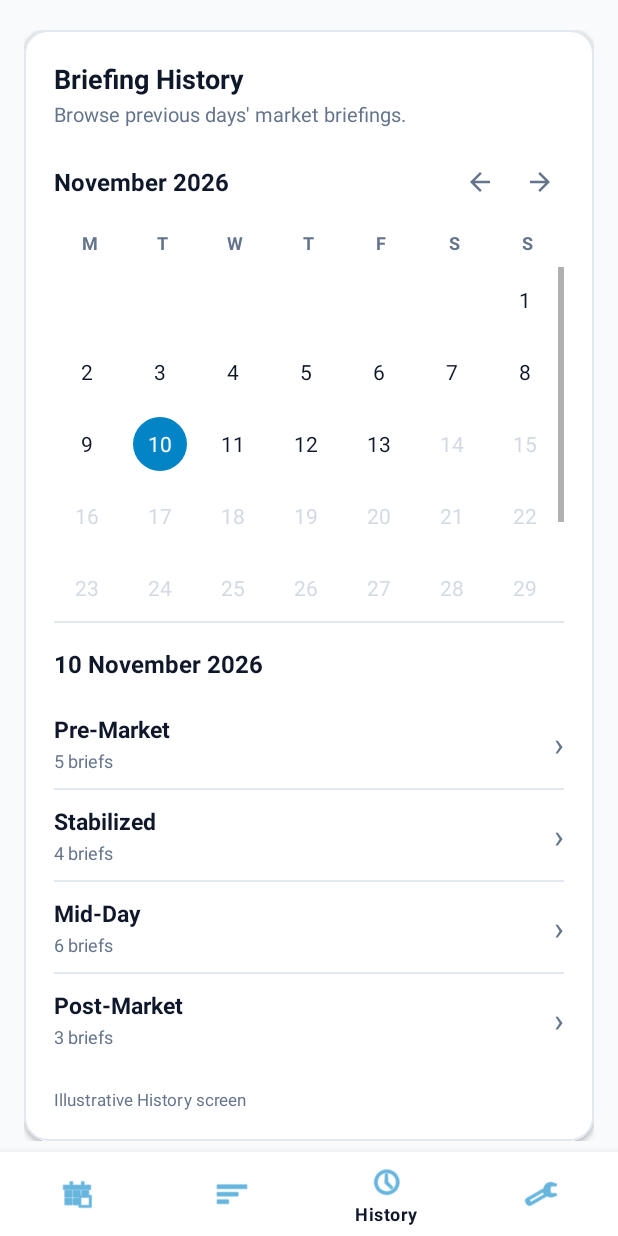
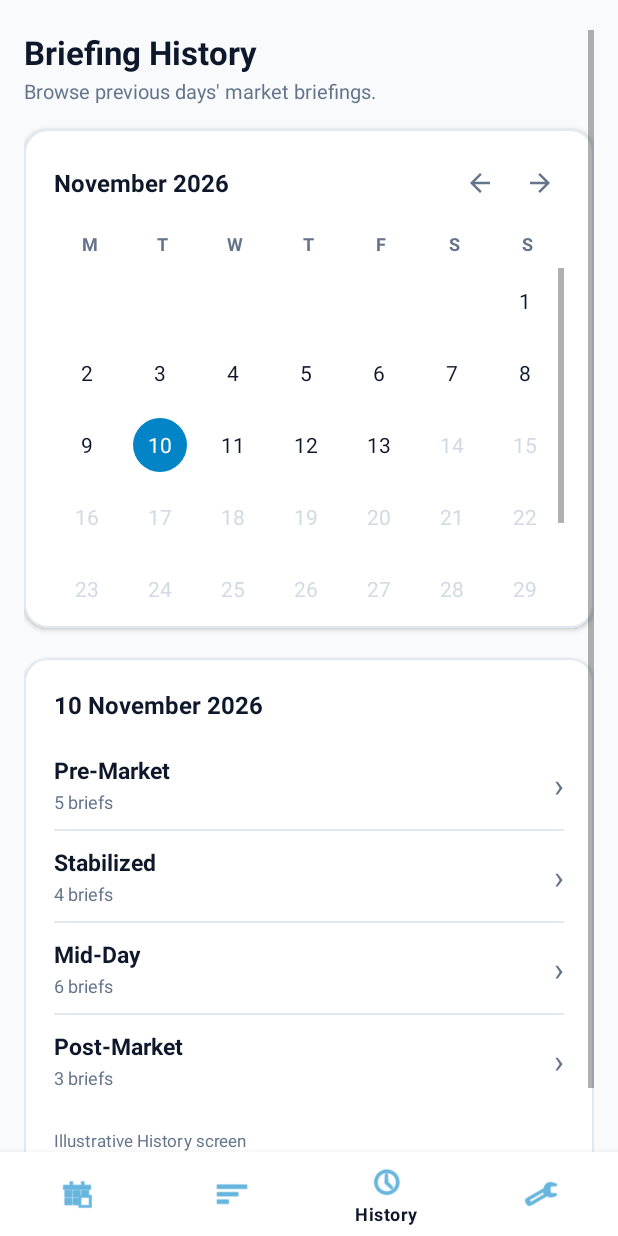
Before and after one commit to teamappzenith/delta-brief, an Android app: the screen it shows after launch (MainActivity), item 3 of the bottom bar chosen, on a phone screen of 412 x 824 dp. Run offline under Robolectric (Android 15) with nearby library versions, the phone set to English and light mode, and no system bars.

Commit message:
Update history page layout with consistent header styling and circular date selection

```diff
--- a/app/src/main/res/layout/fragment_history.xml
+++ b/app/src/main/res/layout/fragment_history.xml
@@ -16,10 +16,29 @@
         android:layout_height="wrap_content"
         android:orientation="vertical">
 
-        <!-- History Card Container -->
+        <!-- Header Title & Tag -->
+        <TextView
+            android:layout_width="wrap_content"
+            android:layout_height="wrap_content"
+            android:text="Briefing History"
+            android:textColor="@color/text_primary"
+            android:textSize="22sp"
+            android:textStyle="bold" />
+
+        <TextView
+            android:layout_width="wrap_content"
+            android:layout_height="wrap_content"
+            android:layout_marginTop="2dp"
+            android:layout_marginBottom="16dp"
+            android:text="Browse previous days' market briefings."
+            android:textColor="@color/text_secondary"
+            android:textSize="13sp" />
+
+        <!-- Calendar Card Container -->
         <com.google.android.material.card.MaterialCardView
             android:layout_width="match_parent"
             android:layout_height="wrap_content"
+            android:layout_marginBottom="20dp"
             app:cardBackgroundColor="@color/card_background"
             app:cardCornerRadius="16dp"
             app:cardElevation="2dp"
@@ -32,28 +51,10 @@
                 android:orientation="vertical"
                 android:padding="20dp">
 
-                <!-- Header -->
-                <TextView
-                    android:layout_width="wrap_content"
-                    android:layout_height="wrap_content"
-                    android:text="Briefing History"
-                    android:textColor="@color/text_primary"
-                    android:textSize="18sp"
-                    android:textStyle="bold" />
-
-                <TextView
-                    android:layout_width="wrap_content"
-                    android:layout_height="wrap_content"
-                    android:layout_marginTop="2dp"
-                    android:text="Browse previous days' market briefings."
-                    android:textColor="@color/text_secondary"
-                    android:textSize="13sp" />
-
                 <!-- Month Header Row: "November 2026" + < > Arrows -->
                 <LinearLayout
                     android:layout_width="match_parent"
                     android:layout_height="wrap_content"
-                    android:layout_marginTop="20dp"
                     android:gravity="center_vertical"
                     android:orientation="horizontal">
 
@@ -120,20 +121,26 @@
                     android:stretchMode="columnWidth"
                     android:gravity="center" />
 
-                <!-- Thin Divider Line -->
-                <View
+            </LinearLayout>
+
+        </com.google.android.material.card.MaterialCardView>
+
+        <!-- Sessions Card Container (Below Calendar) -->
+        <com.google.android.material.card.MaterialCardView
             android:layout_width="match_parent"
-                    android:layout_height="1dp"
-                    android:layout_marginTop="16dp"
-                    android:layout_marginBottom="16dp"
-                    android:background="@color/divider_color" />
+            android:layout_height="wrap_content"
+            app:cardBackgroundColor="@color/card_background"
+            app:cardCornerRadius="16dp"
+            app:cardElevation="2dp"
+            app:strokeColor="@color/card_stroke"
+            app:strokeWidth="1dp">
 
-                <!-- Sessions Container (animated on date selection) -->
             <LinearLayout
                 android:id="@+id/sessionsContainer"
                 android:layout_width="match_parent"
                 android:layout_height="wrap_content"
-                    android:orientation="vertical">
+                android:orientation="vertical"
+                android:padding="20dp">
 
                 <!-- Selected Date Heading: "15 November 2026" -->
                 <TextView
@@ -341,8 +348,6 @@
 
                 </LinearLayout>
 
-                </LinearLayout>
-
                 <!-- Footer Note -->
                 <TextView
                     android:layout_width="match_parent"
```
Lines whose indentation alone changed are shown as unchanged.
